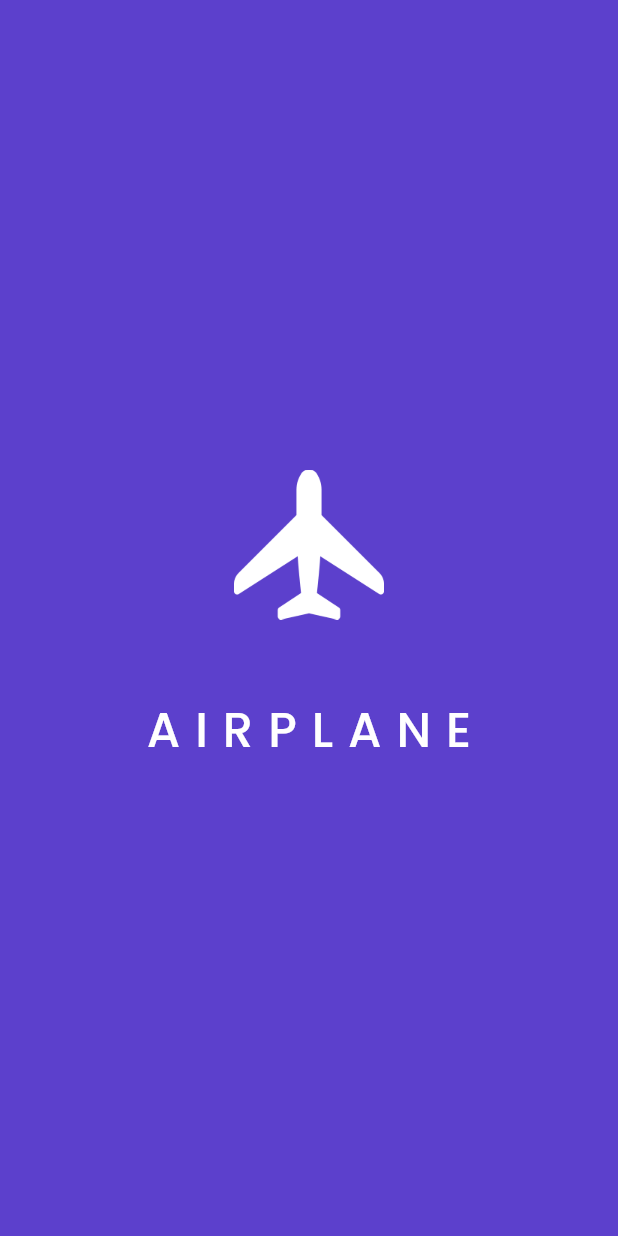
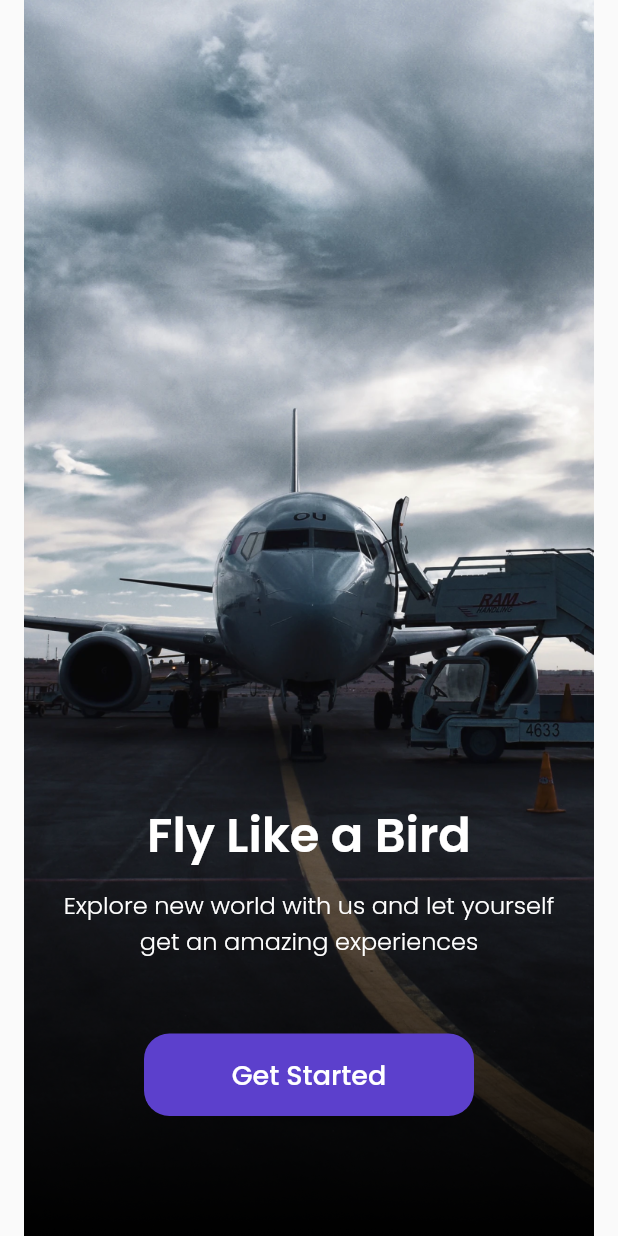
Before and after one commit to Tobils/aeroplane, a Flutter app: the screen it shows after launch, on a phone screen of 412 x 824 dp. Run offline on Flutter 3.47's test engine with Material 2 defaults, Android fonts, the phone set to English and light mode, and no system bars; our stand-ins replace google_fonts.

Commit message:
implement get started page with splash route

```diff
--- a/lib/main.dart
+++ b/lib/main.dart
@@ -1,3 +1,4 @@
+import 'package:aeroplane/ui/pages/get_started_page.dart';
 import 'package:aeroplane/ui/pages/splash_page.dart';
 import 'package:flutter/material.dart';
 
@@ -8,9 +9,12 @@ class MayApp extends StatelessWidget {
 
   @override
   Widget build(BuildContext context) {
-    return const MaterialApp(
+    return MaterialApp(
       debugShowCheckedModeBanner: false,
-      home: SplashPage(),
+      routes: {
+        '/': (context) => const SplashPage(),
+        '/get-started': (context) => const GetStartedPage()
+      },
     );
   }
 }
--- a/lib/shared/theme.dart
+++ b/lib/shared/theme.dart
@@ -1,5 +1,8 @@
 import 'package:flutter/material.dart';
 import 'package:google_fonts/google_fonts.dart';
+
+double defaultMargin = 24.00;
+double defaultRadius = 17.00;
 
 const Color kPrimaryColor = Color(0xff5C40CC);
 const Color kBlackColor = Color(0xff1F1449);
--- /dev/null
+++ b/lib/ui/pages/get_started_page.dart
@@ -0,0 +1,63 @@
+import 'package:aeroplane/shared/theme.dart';
+import 'package:flutter/material.dart';
+
+class GetStartedPage extends StatelessWidget {
+  const GetStartedPage({super.key});
+
+  @override
+  Widget build(BuildContext context) {
+    return Scaffold(
+      body: Stack(
+        children: [
+          Container(
+            width: double.infinity,
+            height: double.infinity,
+            decoration: const BoxDecoration(
+                image: DecorationImage(
+                    image: AssetImage('assets/image_get_started.png'))),
+          ),
+          Container(
+            margin: const EdgeInsets.symmetric(horizontal: 30),
+            child: Center(
+              child: Column(
+                mainAxisAlignment: MainAxisAlignment.end,
+                children: [
+                  Text("Fly Like a Bird",
+                      style: whiteTextStyle.copyWith(
+                          fontSize: 32, fontWeight: semiBold)),
+                  const SizedBox(
+                    height: 10,
+                  ),
+                  Text(
+                    "Explore new world with us and let yourself get an amazing experiences",
+                    style: whiteTextStyle.copyWith(
+                        fontSize: 16, fontWeight: light),
+                    textAlign: TextAlign.center,
+                  ),
+                  Container(
+                    width: 220,
+                    height: 55,
+                    margin: const EdgeInsets.only(top: 50, bottom: 80),
+                    child: TextButton(
+                      onPressed: () {},
+                      style: TextButton.styleFrom(
+                          backgroundColor: kPrimaryColor,
+                          shape: RoundedRectangleBorder(
+                              borderRadius:
+                                  BorderRadius.circular(defaultRadius))),
+                      child: Text(
+                        "Get Started",
+                        style: whiteTextStyle.copyWith(
+                            fontSize: 18, fontWeight: medium),
+                      ),
+                    ),
+                  )
+                ],
+              ),
+            ),
+          )
+        ],
+      ),
+    );
+  }
+}
--- a/lib/ui/pages/splash_page.dart
+++ b/lib/ui/pages/splash_page.dart
@@ -1,8 +1,24 @@
+import 'dart:async';
+
 import 'package:aeroplane/shared/theme.dart';
+import 'package:aeroplane/ui/pages/get_started_page.dart';
 import 'package:flutter/material.dart';
 
-class SplashPage extends StatelessWidget {
+class SplashPage extends StatefulWidget {
   const SplashPage({Key? key}) : super(key: key);
+
+  @override
+  State<SplashPage> createState() => _SplashPageState();
+}
+
+class _SplashPageState extends State<SplashPage> {
+  @override
+  void initState() {
+    Timer(const Duration(seconds: 3), () {
+      Navigator.pushNamed(context, '/get-started');
+    });
+    super.initState();
+  }
 
   @override
   Widget build(BuildContext context) {
```
